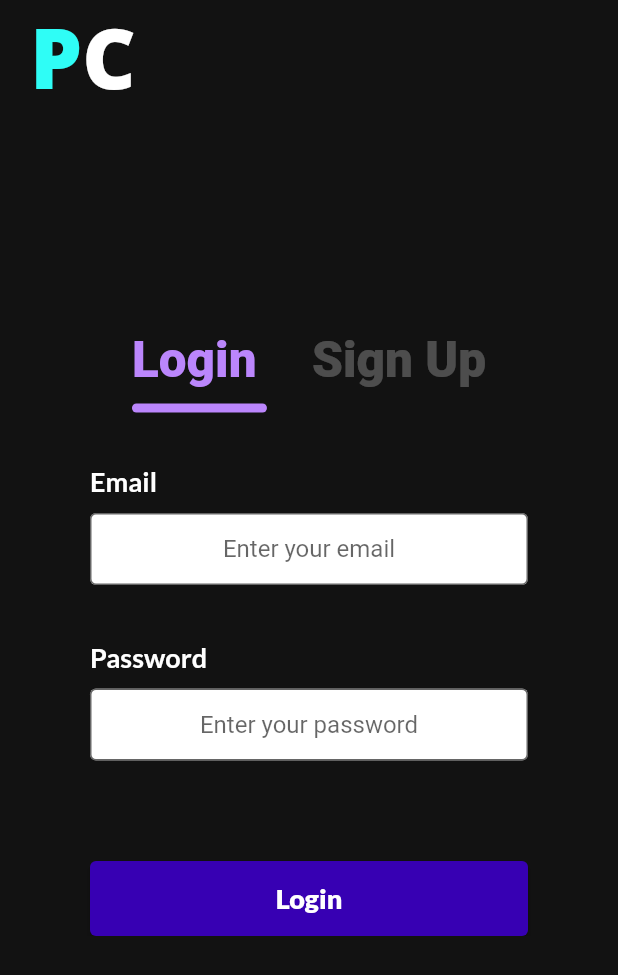
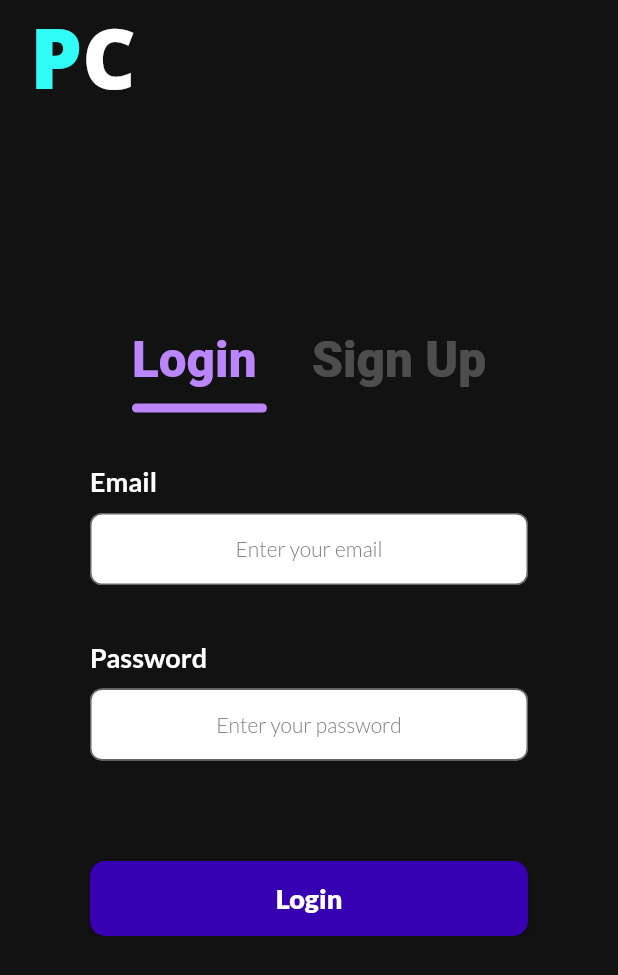
Before and after one commit to ProgRub/ProjetoSTI, a Flutter app: the screen it shows after launch, on a phone screen of 412 x 824 dp. Shown: the top 975 px of the screen. Run offline on Flutter 3.47's test engine with Material 2 defaults, Android fonts, the phone set to English and light mode, and no system bars; our stand-ins replace device_preview, google_fonts; missing offline and left inert: bubble_chart.

Commit message:
Correções

```diff
--- a/projeto_sti/lib/components/inputField.dart
+++ b/projeto_sti/lib/components/inputField.dart
@@ -1,4 +1,5 @@
 import 'package:flutter/material.dart';
+import 'package:projeto_sti/styles/style.dart';
 
 class InputField extends StatelessWidget {
   final TextEditingController controller;
@@ -33,24 +34,29 @@ class InputField extends StatelessWidget {
           decoration: InputDecoration(
             filled: true,
             fillColor: Colors.white,
-            border: const OutlineInputBorder(
-              borderSide: BorderSide(color: Colors.white),
+            border: OutlineInputBorder(
+              borderRadius: BorderRadius.circular(8),
+              borderSide: const BorderSide(color: Colors.white),
             ),
-            focusedBorder: const OutlineInputBorder(
-              borderSide: BorderSide(
-                  color: Color.fromRGBO(47, 253, 246, 1), width: 3.0),
+            focusedBorder: OutlineInputBorder(
+              borderRadius: BorderRadius.circular(8),
+              borderSide:
+                  BorderSide(color: Styles.colors.lightBlue, width: 1.0),
             ),
-            errorBorder: const OutlineInputBorder(
-              borderSide: BorderSide(color: Colors.red, width: 3.0),
+            errorBorder: OutlineInputBorder(
+              borderRadius: BorderRadius.circular(8),
+              borderSide: const BorderSide(color: Colors.red, width: 1.0),
             ),
-            focusedErrorBorder: const OutlineInputBorder(
-              borderSide: BorderSide(
-                  color: Color.fromRGBO(47, 253, 246, 1), width: 3.0),
+            focusedErrorBorder: OutlineInputBorder(
+              borderRadius: BorderRadius.circular(8),
+              borderSide:
+                  BorderSide(color: Styles.colors.lightBlue, width: 1.0),
             ),
             errorStyle: const TextStyle(fontSize: 13.0),
             contentPadding:
                 const EdgeInsets.symmetric(vertical: 10.0, horizontal: 10.0),
             hintText: hintText,
+            hintStyle: Styles.fonts.placeholder,
           ),
           validator: validator,
         ),
--- a/projeto_sti/lib/components/popupMessage.dart
+++ b/projeto_sti/lib/components/popupMessage.dart
@@ -35,7 +35,7 @@ class PopupMessage extends StatelessWidget {
           : const Icon(Icons.check_circle, size: 40.0),
       actions: [
         TextButton(
-          child: Text("OK"),
+          child: const Text("OK"),
           onPressed: function,
         )
       ],
--- a/projeto_sti/lib/screens/chooseGenresScreen.dart
+++ b/projeto_sti/lib/screens/chooseGenresScreen.dart
@@ -2,6 +2,7 @@ import 'package:flutter/material.dart';
 import 'package:google_fonts/google_fonts.dart';
 import 'package:projeto_sti/api/genres.dart';
 import 'package:bubble_chart/bubble_chart.dart';
+import 'package:projeto_sti/components/popupMessage.dart';
 import 'package:projeto_sti/styles/style.dart';
 import '../components/appLogo.dart';
 
@@ -23,9 +24,16 @@ class _ChooseGenresState extends State<ChooseGenresScreen> {
       var node = BubbleNode.leaf(
         value: 5,
         options: BubbleOptions(
-          child: Text(element),
+          child: Text(
+            element,
+            style: GoogleFonts.lato(
+              fontSize: 12,
+              color: Colors.black,
+              fontWeight: FontWeight.w400,
+            ),
+          ),
           color: Colors.white,
-          border: Border.all(color: Styles.colors.purple),
+          border: Border.all(color: Styles.colors.purple, width: 2.0),
         ),
       );
       node.options?.onTap = () => setState(() {
@@ -150,7 +158,8 @@ class _ChooseGenresState extends State<ChooseGenresScreen> {
                     ),
                     onPressed: () {
                       if (selectedGenres.length < 3) {
-                        print("NOT ENOUGH");
+                        showPopupMessage(context, "error",
+                            "You have to choose at least 3 genres!");
                         return;
                       }
                     },
--- a/projeto_sti/lib/screens/loginScreen.dart
+++ b/projeto_sti/lib/screens/loginScreen.dart
@@ -60,6 +60,9 @@ class _LoginScreenState extends State<LoginScreen> {
             ),
             child: ElevatedButton(
               style: ElevatedButton.styleFrom(
+                shape: RoundedRectangleBorder(
+                  borderRadius: BorderRadius.circular(10),
+                ),
                 primary: Styles.colors.button,
                 minimumSize: const Size(300, 50),
               ),
@@ -127,6 +130,9 @@ class _LoginScreenState extends State<LoginScreen> {
             ),
             child: ElevatedButton(
               style: ElevatedButton.styleFrom(
+                shape: RoundedRectangleBorder(
+                  borderRadius: BorderRadius.circular(10),
+                ),
                 primary: Styles.colors.button,
                 minimumSize: const Size(300, 50),
               ),
--- a/projeto_sti/lib/styles/style.dart
+++ b/projeto_sti/lib/styles/style.dart
@@ -14,6 +14,7 @@ class _Colors {
   final error = const Color.fromARGB(255, 101, 5, 0);
   final errorText = const Color.fromARGB(255, 245, 140, 133);
   final successText = const Color.fromARGB(255, 173, 247, 176);
+  final lightBlue = const Color.fromRGBO(47, 253, 246, 1);
 }
 
 class _TextStyle {
@@ -32,4 +33,9 @@ class _TextStyle {
     color: Colors.white,
     fontWeight: FontWeight.w900,
   );
+  final placeholder = GoogleFonts.lato(
+    fontSize: 14,
+    color: const Color.fromARGB(255, 125, 125, 125),
+    fontWeight: FontWeight.w300,
+  );
 }
```
